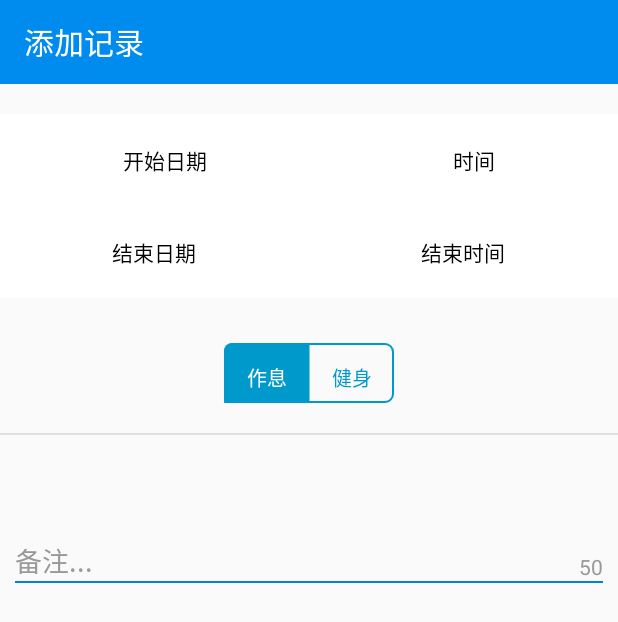
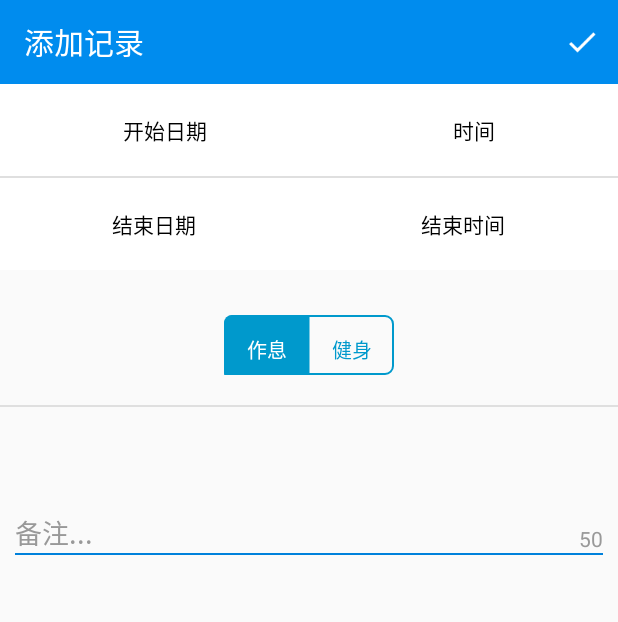
Before and after one commit to jinfengli/Eses, an Android app: the AddRecordActivity screen opened directly, with no data from a screen before it, on a phone screen of 412 x 824 dp. Shown: the top 622 px of the screen. Run offline under Robolectric (Android 15) with nearby library versions, the phone set to English and light mode, and no system bars; libraries missing offline, so code that uses them is left out: com.avos.avoscloud, com.bigkoo.alertview, com.readystatesoftware.systembartint, com.wdullaer.materialdatetimepicker; 4 statements that could not run were skipped.

```diff
--- a/app/src/main/java/com/example/lijinfeng/eses/activity/AddRecordActivity.java
+++ b/app/src/main/java/com/example/lijinfeng/eses/activity/AddRecordActivity.java
@@ -1,6 +1,8 @@
 package com.example.lijinfeng.eses.activity;
 
 import android.os.Bundle;
+import android.os.Handler;
+import android.os.Message;
 import android.support.v7.app.AppCompatActivity;
 import android.support.v7.widget.Toolbar;
 import android.text.Editable;
@@ -9,19 +11,16 @@ import android.text.TextWatcher;
 import android.view.Menu;
 import android.view.MenuItem;
 import android.view.View;
-import android.view.Window;
+import android.view.WindowManager;
 import android.widget.EditText;
-import android.widget.ImageView;
 import android.widget.LinearLayout;
+import android.widget.ScrollView;
 import android.widget.TextView;
 
-import com.avos.avoscloud.AVException;
 import com.avos.avoscloud.AVObject;
-import com.avos.avoscloud.AVUser;
 import com.bigkoo.alertview.AlertView;
 import com.bigkoo.alertview.OnItemClickListener;
 import com.example.lijinfeng.eses.R;
-import com.example.lijinfeng.eses.base.BaseActivity;
 import com.example.lijinfeng.eses.bean.RecordBean;
 import com.example.lijinfeng.eses.constants.ESConstants;
 import com.example.lijinfeng.eses.db.EsesDBHelper;
@@ -52,6 +51,8 @@ public class AddRecordActivity extends AppCompatActivity implements
 
     private static final String TAG = AddRecordActivity.class.getSimpleName();
 
+    private ScrollView scrollView;
+
     private TextView tvStartDatePicker;
     private TextView tvStartTimePicker;
     private TextView tvEndDatePicker;
@@ -67,10 +68,6 @@ public class AddRecordActivity extends AppCompatActivity implements
     private String endTime = "";
     private String secondSleepTime = "";
     private String recordType = "";
-
-    private ImageView ivBack;
-    private TextView tvHeadTitle;
-    private ImageView ivHeadRight;
 
     private CustomLayout resizeLayout;
     private LinearLayout llStartTime;
@@ -89,8 +86,6 @@ public class AddRecordActivity extends AppCompatActivity implements
     @Override
     protected void onCreate(Bundle savedInstanceState) {
         super.onCreate(savedInstanceState);
-
-//        requestWindowFeature(Window.FEATURE_NO_TITLE);
         setContentView(R.layout.activity_add_record);
 
         initTitleView();
@@ -100,17 +95,16 @@ public class AddRecordActivity extends AppCompatActivity implements
     }
 
     protected void initTitleView() {
-//        ivBack = (ImageView) findViewById(R.id.ivBack);
-//        tvHeadTitle = (TextView) findViewById(R.id.tvHeaderTitle);
-//        tvHeadTitle.setText(R.string.add_record);
-//        ivHeadRight = (ImageView) findViewById(R.id.ivHeaderRight);
-//        ivHeadRight.setImageDrawable(getResources().getDrawable(R.drawable.ic_check_ok));
         CommonUtil.configToolBarParams(this);
         mToolbar = (Toolbar) findViewById(R.id.tl_custom);
-        mToolbar.setTitle("添加记录");//设置Toolbar标题
+
+        mToolbar.setTitle(R.string.add_record);
         mToolbar.setTitleTextColor(getResources().getColor(android.R.color.white));
         mToolbar.setBackgroundColor(getResources().getColor(R.color.statusbar_bg));
         setSupportActionBar(mToolbar);
+
+        mToolbar.setOnMenuItemClickListener(onMenuItemClicker);
+//        mToolbar.setNavigationIcon(R.drawable.ic_check_ok);
     }
 
     protected void initView() {
@@ -128,7 +122,23 @@ public class AddRecordActivity extends AppCompatActivity implements
         segmentControl = (SegmentControl) findViewById(R.id.segment_control);
         resizeLayout = (CustomLayout) findViewById(R.id.custom_root_layout);
         llStartTime = (LinearLayout) findViewById(R.id.ll_start_date_time);
+        llStartTime.setVisibility(View.GONE);
+
+        scrollView = (ScrollView) findViewById(R.id.scrollView);
     }
+
+    private Toolbar.OnMenuItemClickListener onMenuItemClicker = new Toolbar.OnMenuItemClickListener() {
+        @Override
+        public boolean onMenuItemClick(MenuItem item) {
+            switch (item.getItemId()) {
+                case R.id.add_record:
+                    saveRecordToDb();
+//                    uploadRecord();
+                    break;
+            }
+            return false;
+        }
+    };
 
     private void init() {
         dbHelper = new EsesDBHelper(this);
@@ -142,9 +152,6 @@ public class AddRecordActivity extends AppCompatActivity implements
     }
 
     private void setListener() {
-//        ivBack.setOnClickListener(this);
-//        ivHeadRight.setOnClickListener(this);
-
         resizeLayout.setKeyboardStateListener(this);
         segmentControl.setmOnSegmentControlClickListener(this);
 
@@ -156,7 +163,9 @@ public class AddRecordActivity extends AppCompatActivity implements
 
     @Override
     public boolean onCreateOptionsMenu(Menu menu) {
-        return super.onCreateOptionsMenu(menu);
+        super.onCreateOptionsMenu(menu);
+        getMenuInflater().inflate(R.menu.menu_add_record, menu);
+        return true;
     }
 
     @Override
@@ -219,13 +228,7 @@ public class AddRecordActivity extends AppCompatActivity implements
     @Override
     public void onClick(View v) {
         switch (v.getId()) {
-//            case R.id.ivBack:
-//                AddRecordActivity.this.finish();
-//                break;
-//            case R.id.ivHeaderRight:
-////                saveRecordToDb();
-//                uploadRecord();
-//                break;
+
             case R.id.tvStartDatePicker:
                 setStartDate();
                 break;
@@ -379,6 +382,7 @@ public class AddRecordActivity extends AppCompatActivity implements
                 break;
 
             case CustomLayout.KEYBOARD_SHOW:
+//                scrollView.fullScroll(ScrollView.FOCUS_DOWN);
                 llStartTime.setVisibility(View.GONE);
                 break;
         }
--- a/app/src/main/java/com/example/lijinfeng/eses/activity/RecordDetailActivity.java
+++ b/app/src/main/java/com/example/lijinfeng/eses/activity/RecordDetailActivity.java
@@ -15,7 +15,6 @@ import com.example.lijinfeng.eses.base.BaseActivity;
 public class RecordDetailActivity extends AppCompatActivity implements View.OnClickListener{
 
     private static final String TAG = RecordDetailActivity.class.getSimpleName();
-
     private ImageView ivBack;
     private TextView tvHeadTitle;
     private ImageView ivHeadRight;
@@ -34,7 +33,7 @@ public class RecordDetailActivity extends AppCompatActivity implements View.OnCl
     }
 
     private void handleIntent() {
-        storeNo = getIntent().getExtras().getString("recordNo");
+//        storeNo = getIntent().getExtras().getString("recordNo");
     }
 
     protected void initTitleView() {
--- a/app/src/main/java/com/example/lijinfeng/eses/activity/RegisterActivity.java
+++ b/app/src/main/java/com/example/lijinfeng/eses/activity/RegisterActivity.java
@@ -86,7 +86,6 @@ public class RegisterActivity extends AppCompatActivity implements View.OnClickL
     public void onBackPressed() {
         super.onBackPressed();
         finish();
-
     }
 
     private void register() {
--- a/app/src/main/java/com/example/lijinfeng/eses/constants/ESConstants.java
+++ b/app/src/main/java/com/example/lijinfeng/eses/constants/ESConstants.java
@@ -12,9 +12,7 @@ public class ESConstants {
     public static final String TYPE_SLEEP = "type_sleep";
     public static final String TYPE_EXERCISE = "type_exercise";
 
-
-
     public static final String USER_NAME = "user_account";
     public static final String USER_EMAIL = "user_email";
-
+    public static final String USER_PWD = "user_pwd";
 }
--- a/app/src/main/java/com/example/lijinfeng/eses/view/CustomLayout.java
+++ b/app/src/main/java/com/example/lijinfeng/eses/view/CustomLayout.java
@@ -4,6 +4,8 @@ import android.content.Context;
 import android.os.Handler;
 import android.util.AttributeSet;
 import android.widget.LinearLayout;
+import android.widget.RelativeLayout;
+import android.widget.ScrollView;
 
 /**
  * TODO：自定义布局 (避免软键盘遮挡EditText,在AddRecordActivity中使用)
@@ -11,12 +13,12 @@ import android.widget.LinearLayout;
  * @author: li.jf
  * @date 2015-09-11
  */
-public class CustomLayout extends LinearLayout {
+public class CustomLayout extends RelativeLayout {
 
     public static final int KEYBOARD_HIDE = 0;
     public static final int KEYBOARD_SHOW = 1;
 
-    public static final int SOFT_KEYBOARD_MIN_HEIGHT = 40;
+    public static final int SOFT_KEYBOARD_MIN_HEIGHT = 50;
 
     private KeyboardStateListener keyboardStateListener;
 
@@ -50,6 +52,7 @@ public class CustomLayout extends LinearLayout {
                 } else {
                     if(keyboardStateListener != null) {
                         keyboardStateListener.setChanged(KEYBOARD_HIDE);
+
                     }
                 }
             }
--- a/app/src/main/res/layout/activity_add_record.xml
+++ b/app/src/main/res/layout/activity_add_record.xml
@@ -3,27 +3,29 @@
     android:id="@+id/custom_root_layout"
     android:layout_width="match_parent"
     android:layout_height="match_parent"
-    android:orientation="vertical"
     android:fitsSystemWindows="true"
     tools:context="com.example.lijinfeng.eses.activity.AddRecordActivity">
 
     <include
+        android:id="@+id/tl_custom"
         layout="@layout/custom_toolbar" />
 
     <ScrollView
+        android:id="@+id/scrollView"
+        android:layout_below="@id/tl_custom"
         android:layout_width="match_parent"
         android:layout_height="match_parent">
 
         <LinearLayout
             android:layout_width="match_parent"
             android:layout_height="match_parent"
+            android:layout_below="@id/tl_custom"
             android:orientation="vertical">
 
             <LinearLayout
                 android:id="@+id/ll_start_date_time"
                 android:layout_width="match_parent"
                 android:layout_height="wrap_content"
-                android:layout_marginTop="20dp"
                 android:orientation="horizontal">
 
                 <TextView
@@ -51,11 +53,15 @@
                     android:textColor="@android:color/black" />
             </LinearLayout>
 
+            <View
+                android:layout_width="match_parent"
+                android:layout_height="1dp"
+                android:background="@color/light_gray" />
+
             <LinearLayout
                 android:id="@+id/ll_end_date_time"
                 android:layout_width="match_parent"
                 android:layout_height="wrap_content"
-                android:layout_below="@id/ll_start_date_time"
                 android:orientation="horizontal">
 
                 <TextView
@@ -86,7 +92,6 @@
             <LinearLayout
                 android:layout_width="match_parent"
                 android:layout_height="wrap_content"
-                android:layout_below="@id/ll_end_date_time"
                 android:layout_marginTop="30dp"
                 android:orientation="vertical">
 
--- a/app/src/main/res/layout/activity_forget_password.xml
+++ b/app/src/main/res/layout/activity_forget_password.xml
@@ -11,7 +11,6 @@
         layout="@layout/custom_toolbar"/>
 
     <EditText
-        android:layout_below="@id/header"
         android:id="@+id/et_forget_pwd_email"
         android:layout_width="match_parent"
         android:layout_height="wrap_content"
--- a/app/src/main/res/menu/menu_about.xml
+++ b/app/src/main/res/menu/menu_about.xml
@@ -1,9 +1,10 @@
 <menu xmlns:android="http://schemas.android.com/apk/res/android"
     xmlns:tools="http://schemas.android.com/tools"
+    xmlns:app="http://schemas.android.com/apk/res-auto"
     tools:context="com.example.lijinfeng.eses.activity.ChartActivity">
     <item
         android:id="@+id/action_settings"
         android:orderInCategory="100"
-        android:showAsAction="never"
+        app:showAsAction="never"
         android:title="@string/action_settings" />
 </menu>
--- a/app/src/main/res/menu/menu_add_record.xml
+++ b/app/src/main/res/menu/menu_add_record.xml
@@ -1,11 +1,12 @@
 <menu xmlns:android="http://schemas.android.com/apk/res/android"
     xmlns:tools="http://schemas.android.com/tools"
+    xmlns:app="http://schemas.android.com/apk/res-auto"
     tools:context="com.example.lijinfeng.eses.activity.AddRecordActivity">
 
     <item android:id="@+id/add_record"
         android:icon="@drawable/ic_check_ok"
         android:title="save"
-        android:showAsAction="ifRoom" />
+        app:showAsAction="ifRoom" />
 </menu>
 <!--
     xmlns:app="http://schemas.android.com/apk/res-auto"-->
```
Also changed, not shown: app/src/main/java/com/example/lijinfeng/eses/activity/ChartActivity.java (+76 -49 lines), app/src/main/java/com/example/lijinfeng/eses/activity/LoginActivity.java (+23 -9 lines), app/src/main/java/com/example/lijinfeng/eses/activity/MainActivity.java (+16 -20 lines), app/src/main/java/com/example/lijinfeng/eses/activity/SettingsActivity.java (+2 -15 lines), app/src/main/java/com/example/lijinfeng/eses/bean/DemoBase.java (+6 -4 lines), app/src/main/java/com/example/lijinfeng/eses/util/CommonUtil.java (+18 -2 lines), app/src/main/res/layout/activity_chart.xml (+6 -7 lines), app/src/main/res/menu/menu_main.xml (+6 -4 lines), app/src/main/res/drawable-hdpi/icon_head_chart.png (added).
